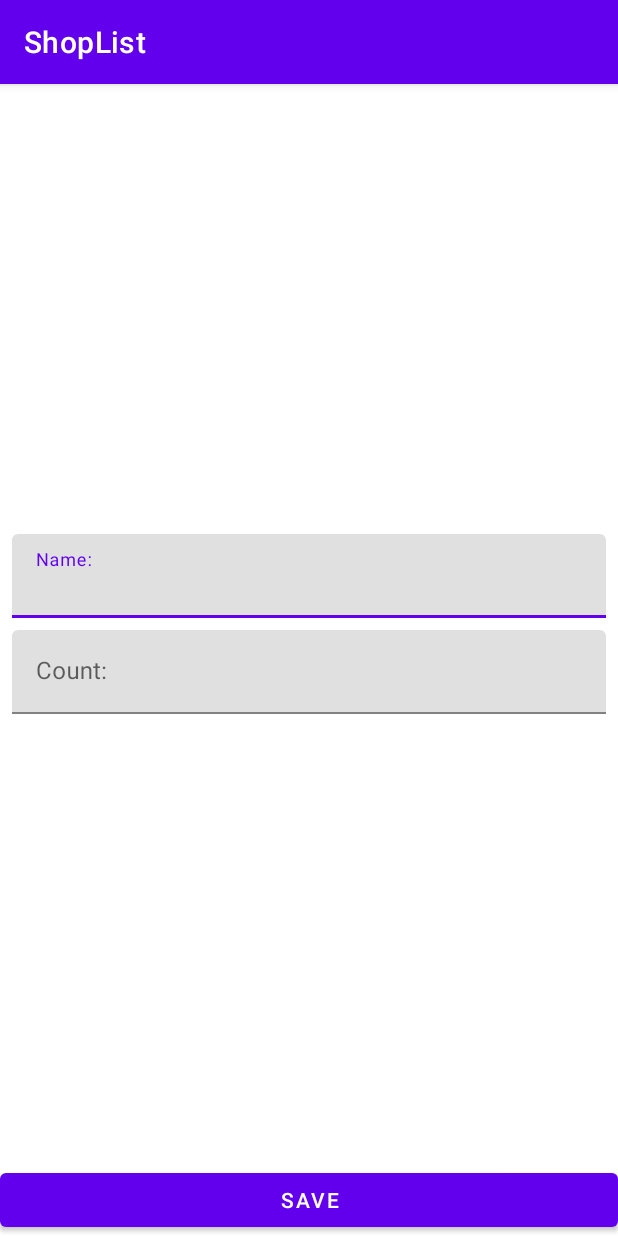
After one commit to Gozzi-G/ShopList, an Android app: the ShopItemActivity screen opened directly, with no data from a screen before it, on a phone screen of 412 x 824 dp. The commit adds this screen. Run offline under Robolectric (Android 15) with nearby library versions, the phone set to English and light mode, and no system bars.

Commit message:
Add ShopItemActivity and add UI to layout

```diff
--- a/app/src/main/AndroidManifest.xml
+++ b/app/src/main/AndroidManifest.xml
@@ -9,6 +9,9 @@
         android:roundIcon="@mipmap/ic_launcher_round"
         android:supportsRtl="true"
         android:theme="@style/Theme.ShopList">
+        <activity android:name=".presentation.ShopItemActivity">
+            android:windowSoftInputMode="adjustResize"/>
+        </activity>
         <activity android:name=".presentation.MainActivity">
             <intent-filter>
                 <action android:name="android.intent.action.MAIN" />
--- /dev/null
+++ b/app/src/main/java/com/demo/shoplist/presentation/ShopItemActivity.kt
@@ -0,0 +1,12 @@
+package com.demo.shoplist.presentation
+
+import androidx.appcompat.app.AppCompatActivity
+import android.os.Bundle
+import com.demo.shoplist.R
+
+class ShopItemActivity : AppCompatActivity() {
+    override fun onCreate(savedInstanceState: Bundle?) {
+        super.onCreate(savedInstanceState)
+        setContentView(R.layout.activity_shop_item)
+    }
+}
--- /dev/null
+++ b/app/src/main/res/layout/activity_shop_item.xml
@@ -0,0 +1,63 @@
+<?xml version="1.0" encoding="utf-8"?>
+<androidx.constraintlayout.widget.ConstraintLayout xmlns:android="http://schemas.android.com/apk/res/android"
+    xmlns:app="http://schemas.android.com/apk/res-auto"
+    xmlns:tools="http://schemas.android.com/tools"
+    android:layout_width="match_parent"
+    android:layout_height="match_parent"
+    tools:context=".presentation.ShopItemActivity">
+
+    <com.google.android.material.textfield.TextInputLayout
+        android:id="@+id/til_name"
+        android:layout_width="0dp"
+        android:layout_height="wrap_content"
+        android:layout_marginStart="8dp"
+        android:layout_marginEnd="8dp"
+        android:layout_marginBottom="4dp"
+        app:layout_constraintBottom_toTopOf="@+id/til_count"
+        app:layout_constraintEnd_toEndOf="parent"
+        app:layout_constraintStart_toStartOf="parent"
+        app:layout_constraintTop_toTopOf="parent"
+        app:layout_constraintVertical_chainStyle="packed">
+
+        <com.google.android.material.textfield.TextInputEditText
+            android:id="@+id/et_name"
+            android:layout_width="match_parent"
+            android:layout_height="wrap_content"
+            android:hint="@string/name_hint"
+            android:inputType="textCapWords">
+        </com.google.android.material.textfield.TextInputEditText>
+    </com.google.android.material.textfield.TextInputLayout>
+
+    <com.google.android.material.textfield.TextInputLayout
+        android:id="@+id/til_count"
+        android:layout_width="0dp"
+        android:layout_height="wrap_content"
+        android:layout_marginStart="8dp"
+        android:layout_marginEnd="8dp"
+        android:layout_marginTop="4dp"
+        app:layout_constraintBottom_toTopOf="@+id/save_button"
+        app:layout_constraintEnd_toEndOf="parent"
+        app:layout_constraintStart_toStartOf="parent"
+        app:layout_constraintTop_toBottomOf="@id/til_name">
+
+        <com.google.android.material.textfield.TextInputEditText
+            android:id="@+id/et_count"
+            android:layout_width="match_parent"
+            android:layout_height="wrap_content"
+            android:hint="@string/count_hint"
+            android:inputType="number">
+
+        </com.google.android.material.textfield.TextInputEditText>
+
+    </com.google.android.material.textfield.TextInputLayout>
+
+    <Button
+        android:id="@+id/save_button"
+        android:layout_width="0dp"
+        android:layout_height="wrap_content"
+        android:text="@string/save_btn"
+        app:layout_constraintBottom_toBottomOf="parent"
+        app:layout_constraintEnd_toEndOf="parent"
+        app:layout_constraintStart_toStartOf="parent" />
+
+</androidx.constraintlayout.widget.ConstraintLayout>
--- a/app/src/main/res/values/strings.xml
+++ b/app/src/main/res/values/strings.xml
@@ -1,4 +1,7 @@
 <resources>
     <string name="app_name">ShopList</string>
     <string name="add_shop_item_content_description">Add new shop item</string>
+    <string name="count_hint">Count:</string>
+    <string name="name_hint">Name:</string>
+    <string name="save_btn">SAVE</string>
 </resources>
```
